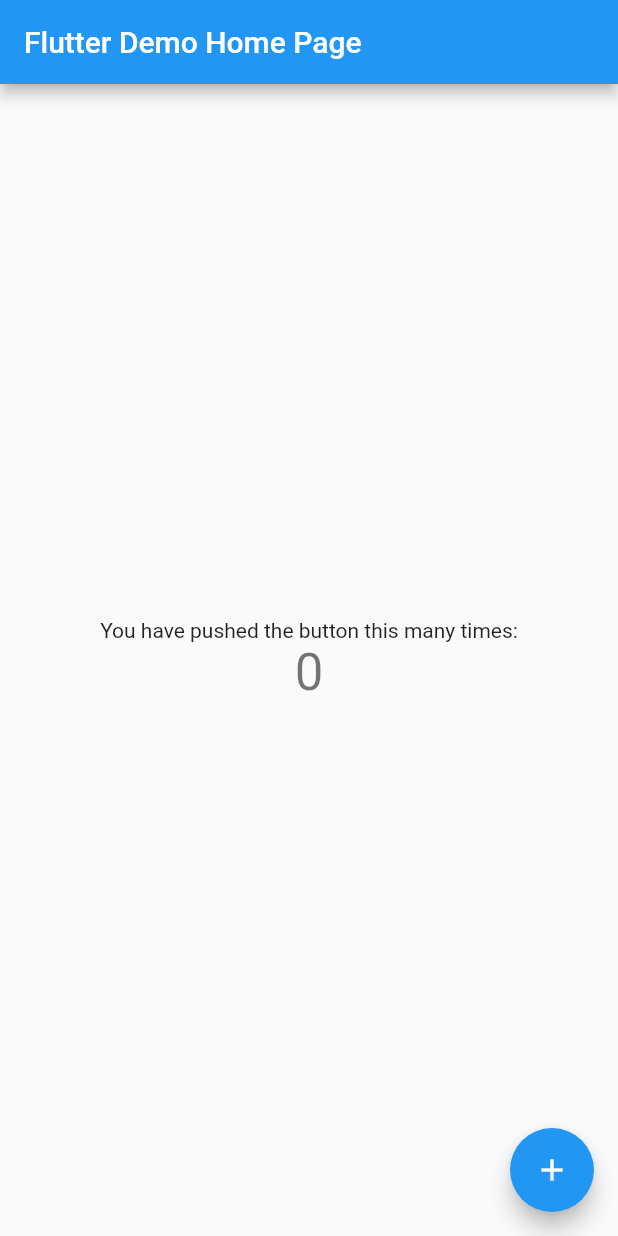
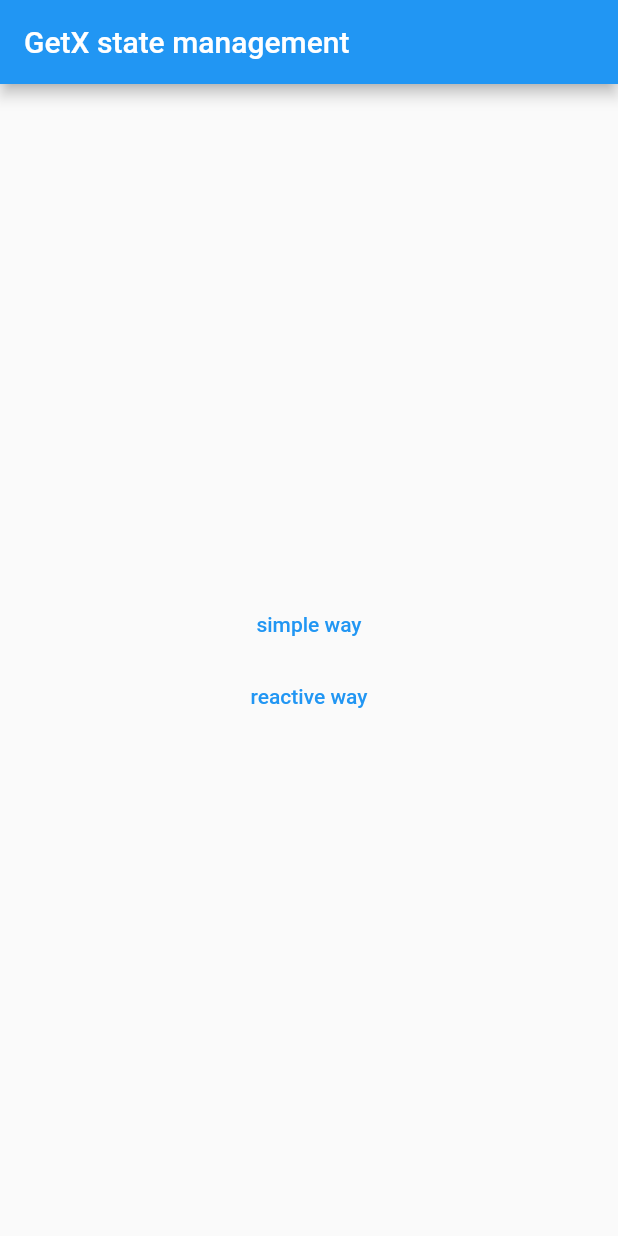
Before and after one commit to JangInHwa/flutter-getx-practice-2, a Flutter app: the screen it shows after launch, on a phone screen of 412 x 824 dp. Run offline on Flutter 3.47's test engine with Material 2 defaults, Android fonts, the phone set to English and light mode, and no system bars; our stand-ins replace get.

Commit message:
기초 pages, navigation

```diff
--- a/lib/main.dart
+++ b/lib/main.dart
@@ -1,4 +1,7 @@
 import 'package:flutter/material.dart';
+import 'package:get/get.dart';
+import 'package:getx_state_management_practice/pages/reactive.dart';
+import 'package:getx_state_management_practice/pages/simple.dart';
 
 void main() {
   runApp(const MyApp());
@@ -7,109 +10,46 @@
 class MyApp extends StatelessWidget {
   const MyApp({Key? key}) : super(key: key);
 
-  // This widget is the root of your application.
   @override
   Widget build(BuildContext context) {
-    return MaterialApp(
+    return GetMaterialApp(
       title: 'Flutter Demo',
       theme: ThemeData(
-        // This is the theme of your application.
-        //
-        // Try running your application with "flutter run". You'll see the
-        // application has a blue toolbar. Then, without quitting the app, try
-        // changing the primarySwatch below to Colors.green and then invoke
-        // "hot reload" (press "r" in the console where you ran "flutter run",
-        // or simply save your changes to "hot reload" in a Flutter IDE).
-        // Notice that the counter didn't reset back to zero; the application
-        // is not restarted.
         primarySwatch: Colors.blue,
       ),
-      home: const MyHomePage(title: 'Flutter Demo Home Page'),
+      home: const MyHomePage(),
     );
   }
 }
 
-class MyHomePage extends StatefulWidget {
-  const MyHomePage({Key? key, required this.title}) : super(key: key);
-
-  // This widget is the home page of your application. It is stateful, meaning
-  // that it has a State object (defined below) that contains fields that affect
-  // how it looks.
-
-  // This class is the configuration for the state. It holds the values (in this
-  // case the title) provided by the parent (in this case the App widget) and
-  // used by the build method of the State. Fields in a Widget subclass are
-  // always marked "final".
-
-  final String title;
-
-  @override
-  State<MyHomePage> createState() => _MyHomePageState();
-}
-
-class _MyHomePageState extends State<MyHomePage> {
-  int _counter = 0;
-
-  void _incrementCounter() {
-    setState(() {
-      // This call to setState tells the Flutter framework that something has
-      // changed in this State, which causes it to rerun the build method below
-      // so that the display can reflect the updated values. If we changed
-      // _counter without calling setState(), then the build method would not be
-      // called again, and so nothing would appear to happen.
-      _counter++;
-    });
-  }
+class MyHomePage extends StatelessWidget {
+  const MyHomePage({Key? key}) : super(key: key);
 
   @override
   Widget build(BuildContext context) {
-    // This method is rerun every time setState is called, for instance as done
-    // by the _incrementCounter method above.
-    //
-    // The Flutter framework has been optimized to make rerunning build methods
-    // fast, so that you can just rebuild anything that needs updating rather
-    // than having to individually change instances of widgets.
     return Scaffold(
       appBar: AppBar(
-        // Here we take the value from the MyHomePage object that was created by
-        // the App.build method, and use it to set our appbar title.
-        title: Text(widget.title),
+        title: const Text('GetX state management'),
       ),
       body: Center(
-        // Center is a layout widget. It takes a single child and positions it
-        // in the middle of the parent.
         child: Column(
-          // Column is also a layout widget. It takes a list of children and
-          // arranges them vertically. By default, it sizes itself to fit its
-          // children horizontally, and tries to be as tall as its parent.
-          //
-          // Invoke "debug painting" (press "p" in the console, choose the
-          // "Toggle Debug Paint" action from the Flutter Inspector in Android
-          // Studio, or the "Toggle Debug Paint" command in Visual Studio Code)
-          // to see the wireframe for each widget.
-          //
-          // Column has various properties to control how it sizes itself and
-          // how it positions its children. Here we use mainAxisAlignment to
-          // center the children vertically; the main axis here is the vertical
-          // axis because Columns are vertical (the cross axis would be
-          // horizontal).
-          mainAxisAlignment: MainAxisAlignment.center,
-          children: <Widget>[
-            const Text(
-              'You have pushed the button this many times:',
+          mainAxisSize: MainAxisSize.min,
+          children: [
+            TextButton(
+              child: const Text('simple way'),
+              onPressed: () {
+                Get.to(() => const SimplePage());
+              },
             ),
-            Text(
-              '$_counter',
-              style: Theme.of(context).textTheme.headline4,
+            TextButton(
+              child: const Text('reactive way'),
+              onPressed: () {
+                Get.to(() => const ReactivePage());
+              },
             ),
           ],
         ),
       ),
-      floatingActionButton: FloatingActionButton(
-        onPressed: _incrementCounter,
-        tooltip: 'Increment',
-        child: const Icon(Icons.add),
-      ), // This trailing comma makes auto-formatting nicer for build methods.
     );
   }
 }
```
Also changed, not shown: lib/pages/reactive.dart (added, +13 -0 lines), lib/pages/simple.dart (added, +13 -0 lines).
